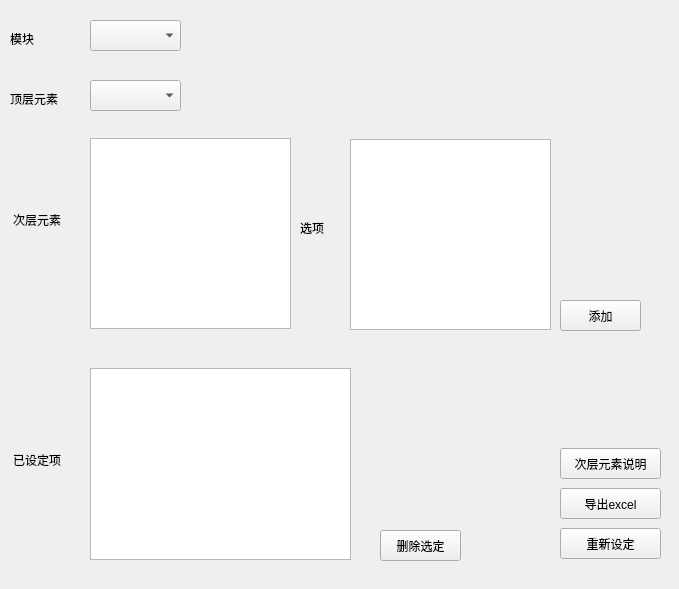
Qt form main/CaseModel.ui (pyqf66/CaseModeling) before a commit.
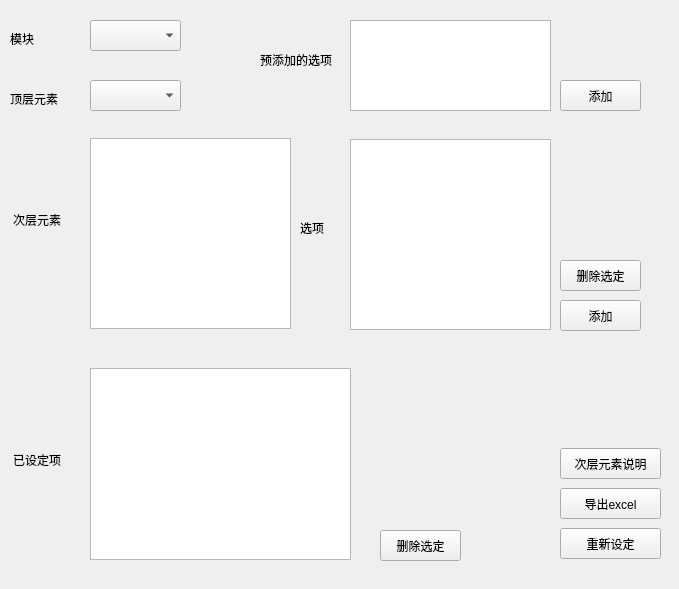
The same form after that commit.

Commit message: 增加第三层元素可添加功能

```diff
--- a/main/CaseModel.ui
+++ b/main/CaseModel.ui
@@ -196,6 +196,55 @@
     </rect>
    </property>
   </widget>
+  <widget class="QPushButton" name="pushButton_addThirdlevel">
+   <property name="geometry">
+    <rect>
+     <x>560</x>
+     <y>80</y>
+     <width>81</width>
+     <height>31</height>
+    </rect>
+   </property>
+   <property name="text">
+    <string>添加</string>
+   </property>
+  </widget>
+  <widget class="QPushButton" name="pushButton_deleteThirdlevel">
+   <property name="geometry">
+    <rect>
+     <x>560</x>
+     <y>260</y>
+     <width>81</width>
+     <height>31</height>
+    </rect>
+   </property>
+   <property name="text">
+    <string>删除选定</string>
+   </property>
+  </widget>
+  <widget class="QLabel" name="label_thirdlevelPreview">
+   <property name="geometry">
+    <rect>
+     <x>260</x>
+     <y>50</y>
+     <width>81</width>
+     <height>20</height>
+    </rect>
+   </property>
+   <property name="text">
+    <string>预添加的选项</string>
+   </property>
+  </widget>
+  <widget class="QTextEdit" name="textEdit">
+   <property name="geometry">
+    <rect>
+     <x>350</x>
+     <y>20</y>
+     <width>201</width>
+     <height>91</height>
+    </rect>
+   </property>
+  </widget>
  </widget>
  <resources/>
  <connections>
```
The commit also changes 2 other files.
